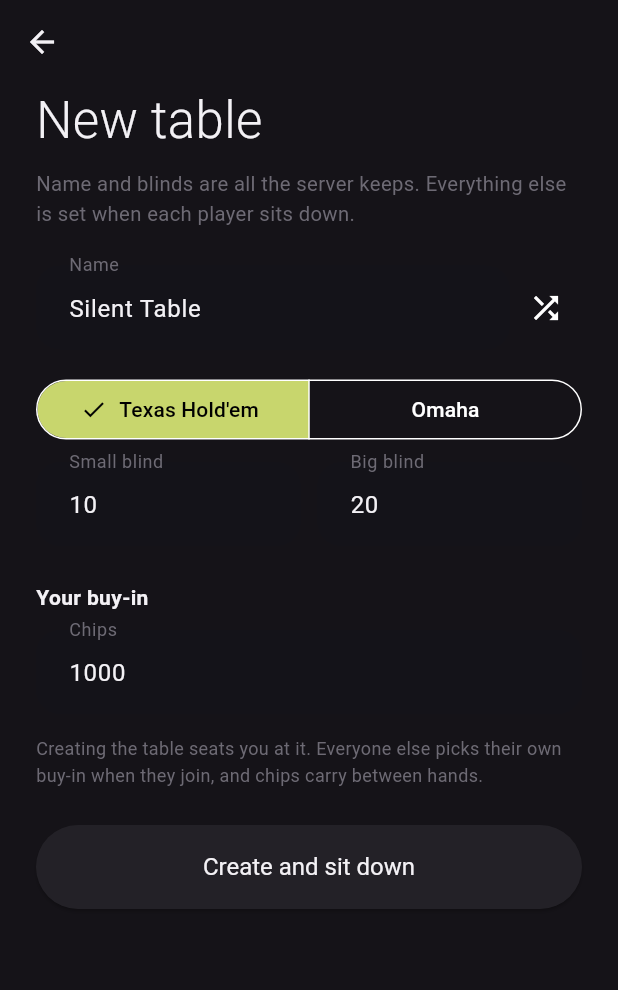
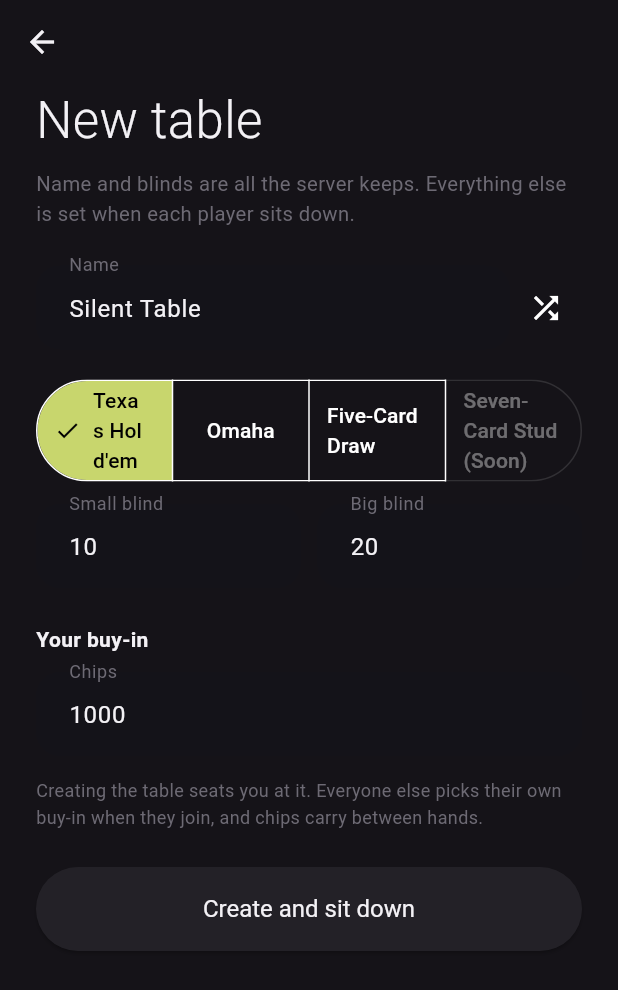
Before and after one commit to daniel-langio/vendredi.soir.karata-mobile, a Flutter app: the NewTableScreen screen opened directly with empty values, on a phone screen of 412 x 824 dp. Shown: the top 990 px of the screen. Run offline on Flutter 3.47's test engine with Material 3 defaults, Android fonts, the phone set to English and light mode, and no system bars; our stand-ins replace shared_preferences, yaml; accounts and stored records are empty; Roboto replaces fonts that are missing (SF Pro Text).

Commit message:
feat: add Five-Card Draw as a third playable poker variant
Mirrors the web-ui change: new-table screen adds a Five-Card Draw
option plus a disabled "Seven-Card Stud (Soon)" placeholder, and the
table screen gets a draw UI (tap hole cards to mark for discard, then
draw) alongside the existing variant-aware info dialog and showdown
card reveal.

Co-Authored-By: Claude Sonnet 5 <noreply@anthropic.com>

```diff
--- a/lib/api/api_client.dart
+++ b/lib/api/api_client.dart
@@ -126,10 +126,14 @@ class ApiClient {
     required String dealId,
     required String actionType,
     int? amount,
+    List<String>? discard,
   }) async {
     final bodyMap = <String, dynamic>{'actionType': actionType};
     if (amount != null) {
       bodyMap['amount'] = amount;
+    }
+    if (discard != null) {
+      bodyMap['discard'] = discard;
     }
 
     final response = await http.post(
--- a/lib/l10n/app_localizations.dart
+++ b/lib/l10n/app_localizations.dart
@@ -113,6 +113,10 @@ class AppLocalizations {
   String yourTurnLeft(int secs) => _fmt('yourTurnLeft', {'secs': '$secs'});
   String waitingOn(String username) => _fmt('waitingOn', {'username': username});
   String get tableClosed => _s('tableClosed');
+  String get waitingForDraw => _s('waitingForDraw');
+  String get standPat => _s('standPat');
+  String drawCards(int count) => _fmt('drawCards', {'count': '$count'});
+  String get tapCardsToDiscard => _s('tapCardsToDiscard');
   String get startTheHand => _s('startTheHand');
   String get nextHand => _s('nextHand');
   String get fold => _s('fold');
@@ -145,6 +149,13 @@ class AppLocalizations {
   String get variantRankingOmaha => _s('variantRankingOmaha');
   String get variantTexasHoldemShort => _s('variantTexasHoldemShort');
   String get variantOmahaShort => _s('variantOmahaShort');
+  String get variantTitleFiveCardDraw => _s('variantTitleFiveCardDraw');
+  String get variantHoleCardsFiveCardDraw => _s('variantHoleCardsFiveCardDraw');
+  String get variantRankingFiveCardDraw => _s('variantRankingFiveCardDraw');
+  String get variantDrawPhase => _s('variantDrawPhase');
+  String get variantFiveCardDrawShort => _s('variantFiveCardDrawShort');
+  String get variantSevenCardStudShort => _s('variantSevenCardStudShort');
+  String get comingSoon => _s('comingSoon');
   String get variantSimplificationsHeading => _s('variantSimplificationsHeading');
   String get variantNoSidePots => _s('variantNoSidePots');
   String get variantNoButtonRotation => _s('variantNoButtonRotation');
@@ -228,6 +239,10 @@ class AppLocalizations {
       'yourTurnLeft': 'Your turn — {secs}s left',
       'waitingOn': 'Waiting on {username}',
       'tableClosed': 'THIS TABLE IS CLOSED',
+      'waitingForDraw': 'Waiting for the draw...',
+      'standPat': 'Stand pat',
+      'drawCards': 'Draw {count}',
+      'tapCardsToDiscard': 'Tap cards to discard, then draw',
       'startTheHand': 'Start the hand',
       'nextHand': 'Next hand',
       'fold': 'Fold',
@@ -261,6 +276,14 @@ class AppLocalizations {
           'Best 5-card hand using exactly 2 of your hole cards and exactly 3 from the board',
       'variantTexasHoldemShort': 'Texas Hold\'em',
       'variantOmahaShort': 'Omaha',
+      'variantTitleFiveCardDraw': 'No-Limit Five-Card Draw',
+      'variantHoleCardsFiveCardDraw': '5 hole cards per player, dealt face down',
+      'variantDrawPhase':
+          'No shared community cards - after the first betting round, each player may discard 0-5 cards and draw replacements, then a second betting round',
+      'variantRankingFiveCardDraw': 'Best 5-card hand using your own 5 cards',
+      'variantFiveCardDrawShort': 'Five-Card Draw',
+      'variantSevenCardStudShort': 'Seven-Card Stud',
+      'comingSoon': 'Soon',
       'variantSimplificationsHeading': 'This table simplifies a few things',
       'variantNoSidePots': 'No side pots - an all-in tie splits the whole pot evenly, regardless of stack size',
       'variantNoButtonRotation': 'No dealer button rotation - the same two seats always post the blinds',
@@ -343,6 +366,10 @@ class AppLocalizations {
       'yourTurnLeft': 'À vous de jouer — {secs} s restantes',
       'waitingOn': 'En attente de {username}',
       'tableClosed': 'CETTE TABLE EST FERMÉE',
+      'waitingForDraw': 'En attente de la pioche...',
+      'standPat': 'Garder sa main',
+      'drawCards': 'Piocher {count}',
+      'tapCardsToDiscard': 'Touchez les cartes à défausser, puis piochez',
       'startTheHand': 'Démarrer la main',
       'nextHand': 'Main suivante',
       'fold': 'Se coucher',
@@ -376,6 +403,14 @@ class AppLocalizations {
           'Meilleure main de 5 cartes en utilisant exactement 2 de vos cartes fermées et exactement 3 du tableau',
       'variantTexasHoldemShort': 'Texas Hold\'em',
       'variantOmahaShort': 'Omaha',
+      'variantTitleFiveCardDraw': 'Five-Card Draw sans limite',
+      'variantHoleCardsFiveCardDraw': '5 cartes fermées par joueur, distribuées face cachée',
+      'variantDrawPhase':
+          'Pas de cartes communes - après le premier tour de mises, chaque joueur peut défausser 0 à 5 cartes et en piocher autant, puis un second tour de mises',
+      'variantRankingFiveCardDraw': 'Meilleure main de 5 cartes parmi vos propres cartes',
+      'variantFiveCardDrawShort': 'Five-Card Draw',
+      'variantSevenCardStudShort': 'Seven-Card Stud',
+      'comingSoon': 'Bientôt',
       'variantSimplificationsHeading': 'Cette table simplifie quelques règles',
       'variantNoSidePots': 'Pas de pots secondaires - une égalité à tapis partage tout le pot également, peu importe la taille des tapis',
       'variantNoButtonRotation': 'Pas de rotation du bouton donneur - les deux mêmes sièges misent toujours les blindes',
--- a/lib/screens/new_table_screen.dart
+++ b/lib/screens/new_table_screen.dart
@@ -127,6 +127,13 @@ class _NewTableScreenState extends State<NewTableScreen> {
                 ButtonSegment(
                     value: 'TEXAS_HOLDEM', label: Text(t.variantTexasHoldemShort)),
                 ButtonSegment(value: 'OMAHA', label: Text(t.variantOmahaShort)),
+                ButtonSegment(
+                    value: 'FIVE_CARD_DRAW', label: Text(t.variantFiveCardDrawShort)),
+                ButtonSegment(
+                  value: 'SEVEN_CARD_STUD',
+                  label: Text('${t.variantSevenCardStudShort} (${t.comingSoon})'),
+                  enabled: false,
+                ),
               ],
               selected: {_variant},
               onSelectionChanged: (selection) =>
```
Also changed, not shown: lib/screens/table_screen.dart (+87 -6 lines).
